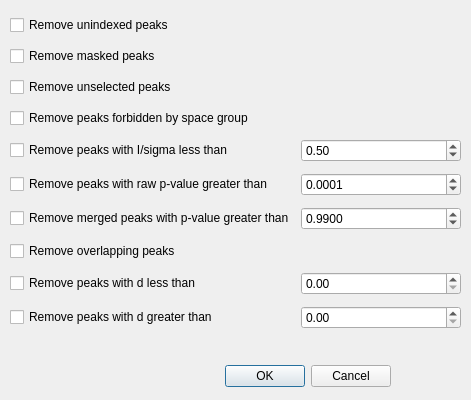
Above: apps/nsxqt/ui/PeakFilterDialog.ui from k61n/openhkl before the change. Below: the same form after it.
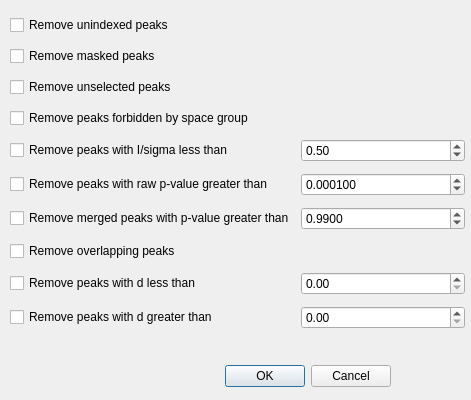
That is the form after the change.

Commit message: fix p-value bug

```diff
--- a/apps/nsxqt/ui/PeakFilterDialog.ui
+++ b/apps/nsxqt/ui/PeakFilterDialog.ui
@@ -34,7 +34,7 @@
     <rect>
      <x>10</x>
      <y>10</y>
-     <width>451</width>
+     <width>455</width>
      <height>331</height>
     </rect>
    </property>
@@ -86,7 +86,7 @@
     <item row="5" column="2">
      <widget class="QDoubleSpinBox" name="spinBoxPValue">
       <property name="decimals">
-       <number>4</number>
+       <number>6</number>
       </property>
       <property name="singleStep">
        <double>0.000100000000000</double>
```
Left out of the diff: 2 changed lines with no effect on the pictures. The commit also changes 1 other file.
